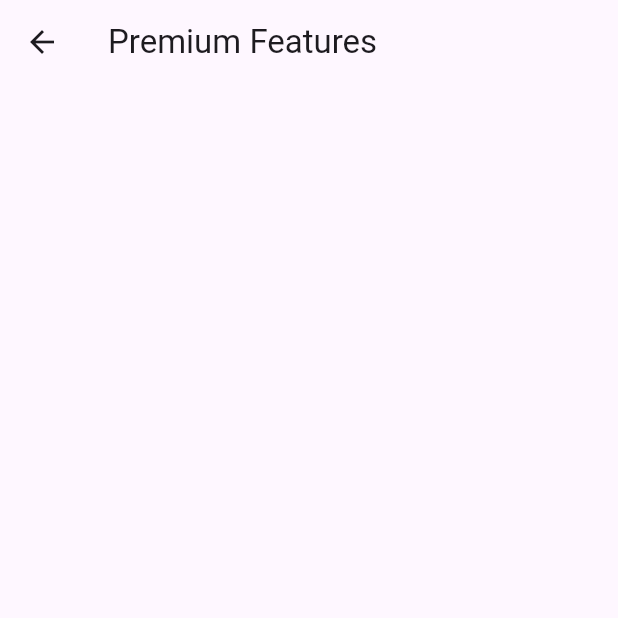
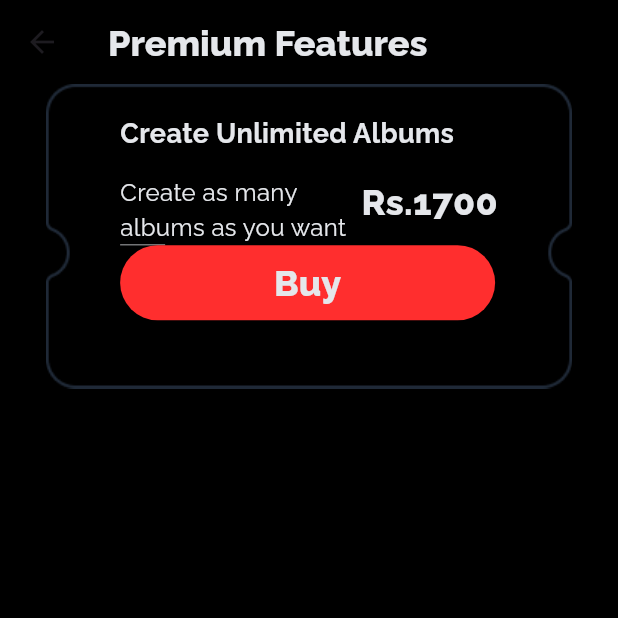
Before and after one commit to mahaamimran/project_ar, a Flutter app: the PremiumFeaturesScreen screen opened directly, on a phone screen of 412 x 824 dp, the top half of it. Run offline on Flutter 3.47's test engine with Material 3 defaults, Android fonts, the phone set to English and light mode, and no system bars; our stand-ins replace google_fonts, image_picker, permission_handler, shared_preferences; missing offline and left inert: ar_quido, edge_detection, video_thumbnail; accounts and stored records are empty.

Commit message:
new package used

```diff
--- a/lib/main.dart
+++ b/lib/main.dart
@@ -1,7 +1,10 @@
 import 'package:flutter/material.dart';
+import 'package:permission_handler/permission_handler.dart';
 import 'package:project_ar/providers/data_provider.dart';
 import 'package:project_ar/screens/my_albums.dart';
+import 'package:project_ar/screens/widget_projection.dart';
 import 'package:provider/provider.dart';
+import 'package:ar_quido/ar_quido.dart';
 
 void main() async {
   WidgetsFlutterBinding.ensureInitialized();
--- a/lib/screens/about.dart
+++ b/lib/screens/about screens/about.dart
@@ -1,6 +1,7 @@
 import 'package:flutter/material.dart';
 import 'package:project_ar/config/color_constants.dart';
 import 'package:project_ar/config/text_styles.dart';
+import 'package:project_ar/screens/about%20screens/premium_features.dart';
 
 class About extends StatefulWidget {
   const About({super.key});
@@ -117,16 +118,7 @@
   }
 }
 
-// Placeholder for PremiumFeaturesScreen temporary
-class PremiumFeaturesScreen extends StatelessWidget {
-  @override
-  Widget build(BuildContext context) {
-    return Scaffold(
-      appBar: AppBar(title: Text('Premium Features')),
-      // Your screen content here
-    );
-  }
-}
+
 
 // Placeholder for HelpScreen
 class HelpScreen extends StatelessWidget {
--- /dev/null
+++ b/lib/screens/about screens/premium_features.dart
@@ -0,0 +1,83 @@
+import 'package:flutter/material.dart';
+import 'package:project_ar/config/color_constants.dart';
+import 'package:project_ar/config/text_styles.dart';
+
+class PremiumFeaturesScreen extends StatelessWidget {
+  const PremiumFeaturesScreen({Key? key}) : super(key: key);
+
+  @override
+  Widget build(BuildContext context) {
+    return Scaffold(
+      backgroundColor: ColorConstants.blackColorBackground,
+      appBar: AppBar(
+        title: Text(
+          'Premium Features',
+          style: CustomTextStyles.headingText1,
+        ),
+        backgroundColor: ColorConstants.blackColorBackground,
+      ),
+      body: Center(
+          child: Column(
+        children: [
+          Stack(
+            alignment: Alignment.center,
+            children: [
+              // Image as the base layer of the stack
+              Image.asset('assets/ticket.png'),
+              // Positioned widget allows precise positioning of the text over the image
+              Positioned(
+                top: 20, // Adjust the position as needed
+                child: Column(
+                  mainAxisAlignment: MainAxisAlignment.start,
+                  crossAxisAlignment: CrossAxisAlignment.start,
+                  children: [
+                    Text(
+                      'Create Unlimited Albums',
+                      style: CustomTextStyles.headingText2,
+                    ),
+                    SizedBox(height: 15),
+                    Row(
+                      mainAxisAlignment: MainAxisAlignment.start,
+                      crossAxisAlignment: CrossAxisAlignment.start,
+                      children: [
+                        Text(
+                          'Create as many \nalbums as you want',
+                          style: CustomTextStyles.headingText3,
+                          textAlign: TextAlign.left,
+                        ),
+                        SizedBox(width: 10), // Adjust spacing as needed
+                        Text(
+                          'Rs.1700',
+                          style: CustomTextStyles.headingText1,
+                        ),
+                      ],
+                    ),
+                    // line in betweenn
+                    Container(
+                      height: 0.5,
+                      width: 30,
+                      color: ColorConstants.whiteColor,
+                    ),
+                   // SizedBox(height: screenHeight*0.05,),
+                    ElevatedButton(
+                      onPressed: () {},
+                      child: Text('Buy', style: CustomTextStyles.headingText1),
+                      style: ElevatedButton.styleFrom(
+                        backgroundColor: ColorConstants.redColor,
+                        minimumSize:
+                            Size(250, 50), // Adjust button size as needed
+                        shape: RoundedRectangleBorder(
+                          borderRadius: BorderRadius.circular(25),
+                        ),
+                      ),
+                    ),
+                  ],
+                ),
+              ),
+            ],
+          ),
+        ],
+      )),
+    );
+  }
+}
--- a/lib/screens/my_albums.dart
+++ b/lib/screens/my_albums.dart
@@ -1,7 +1,7 @@
 import 'package:flutter/material.dart';
 import 'package:project_ar/config/color_constants.dart';
 import 'package:project_ar/config/text_styles.dart';
-import 'package:project_ar/screens/about.dart';
+import 'package:project_ar/screens/about%20screens/about.dart';
 import 'package:project_ar/screens/new_album.dart';
 
 class MyAlbums extends StatefulWidget {
```
Also changed, not shown: lib/screens/arkit_helper.dart (added, +10 -0 lines), lib/screens/new_album.dart (+10 -7 lines), lib/screens/widget_projection.dart (+47 -162 lines), lib/services/ar_kit_helper.dart (deleted, +0 -13 lines), pubspec.yaml (+7 -1 lines), assets/reference_images/window.jpeg (added), assets/ticket.png (added), pubspec.lock, 7 other files.
